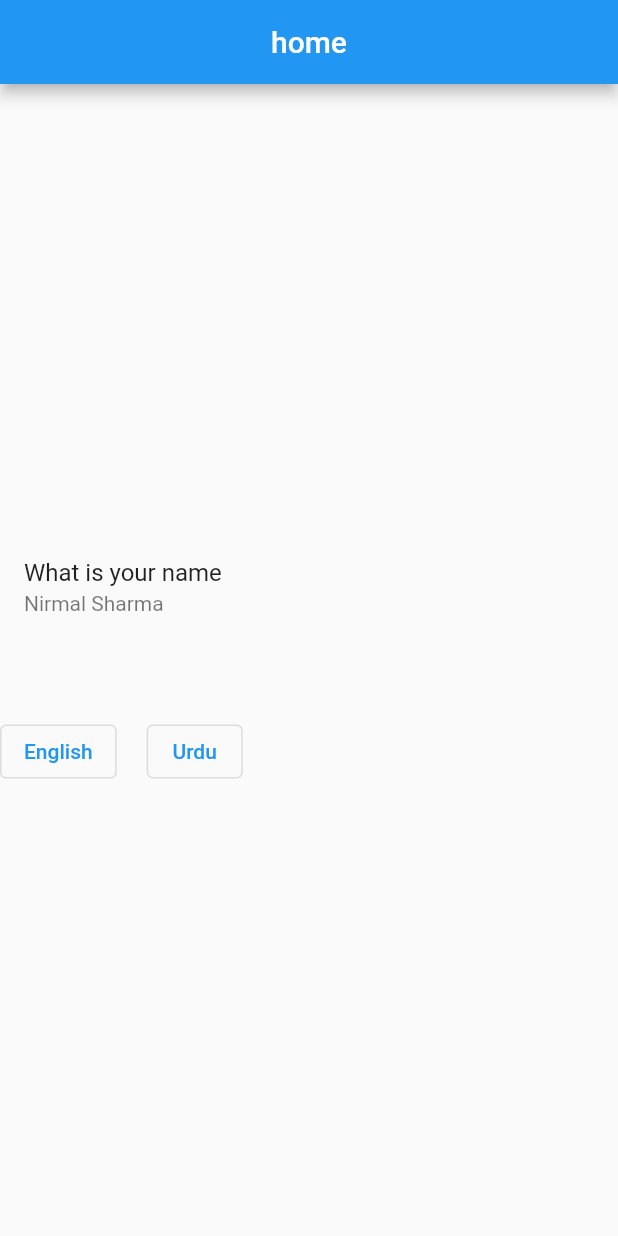
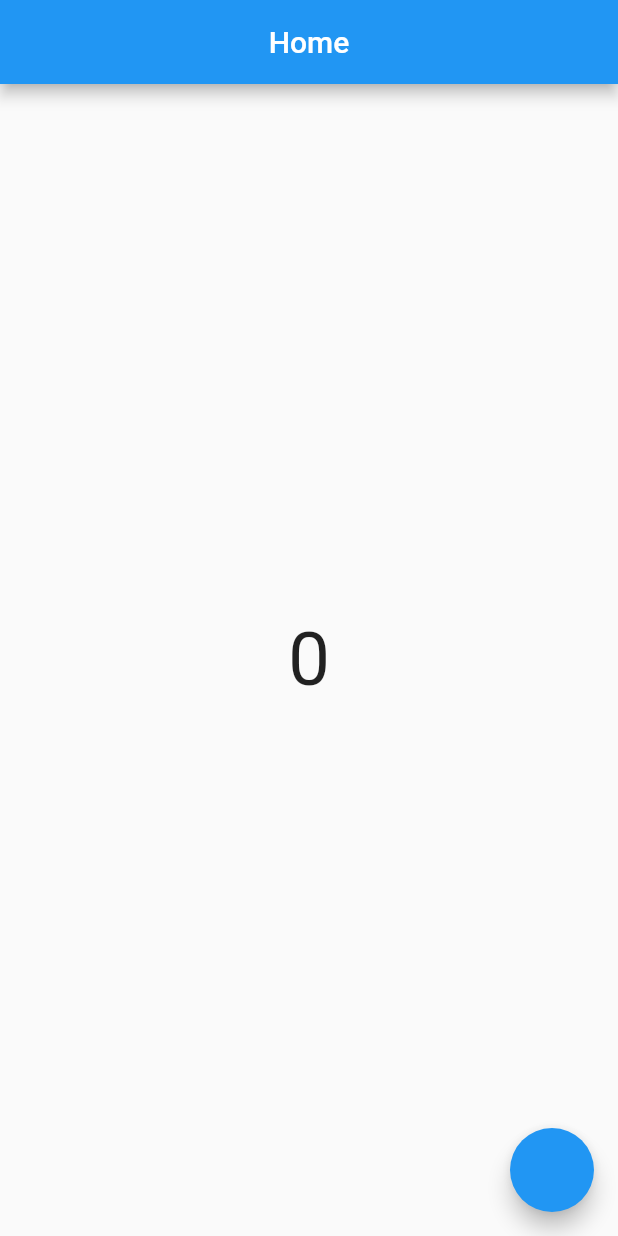
Before and after one commit to nirmal21332/get-x, a Flutter app: the screen it shows after launch, on a phone screen of 412 x 824 dp. Run offline on Flutter 3.47's test engine with Material 3 defaults, Android fonts, the phone set to English and light mode, and no system bars; our stand-ins replace get.

Commit message:
"Initial"

```diff
--- /dev/null
+++ b/lib/counter_controller.dart
@@ -0,0 +1,9 @@
+import 'package:get/get.dart';
+
+class CounterController extends GetxController{
+  RxInt count = 0.obs;
+void Increment(){
+  count.value++;
+  print(count.value);
+}
+}
--- a/lib/home_screen.dart
+++ b/lib/home_screen.dart
@@ -1,47 +1,36 @@
 import 'package:flutter/material.dart';
 import 'package:get/get.dart';
+import 'package:getx/counter_controller.dart';
 import 'package:getx/screentwo.dart';
 
 class HomeScreen extends StatefulWidget {
-  HomeScreen({super.key});
+  const HomeScreen({super.key});
 
   @override
   State<HomeScreen> createState() => _HomeScreenState();
 }
 
 class _HomeScreenState extends State<HomeScreen> {
+  final CounterController controller = Get.put(CounterController());
+
   @override
   Widget build(BuildContext context) {
+    print('Hello World');
     return Scaffold(
-        appBar: AppBar(
-          title: Text('home'),
-          centerTitle: true,
-        ),
-        body: Column(
-          mainAxisAlignment: MainAxisAlignment.center,
-          crossAxisAlignment: CrossAxisAlignment.center,
-          children: [
-            ListTile(
-              title: Text('message'.tr),
-              subtitle: Text('name'.tr),
-            ),
-            SizedBox(
-              height: 50,
-            ),
-            Row(
-              children: [
-                OutlinedButton(
-                    onPressed: () {
-                      Get.updateLocale(Locale('en', 'US'));
-                    },
-                    child: Text('English')),
-                SizedBox(width: 20,),
-                OutlinedButton(onPressed: () {
-                  Get.updateLocale(Locale('ur','PK'));
-                }, child: Text('Urdu')),
-              ],
-            )
-          ],
-        ));
+      appBar: AppBar(
+        title: const Text('Home'),
+        centerTitle: true,
+      ),
+      body: Center(
+        child:Obx((){
+          return Text(controller.count.toString(),style: TextStyle(fontSize: 50),);
+        }),
+      ),
+      floatingActionButton: FloatingActionButton(
+        onPressed: (){
+          controller.Increment();
+        },
+      ),
+    );
   }
 }
--- a/lib/main.dart
+++ b/lib/main.dart
@@ -17,9 +17,6 @@ class MyApp extends StatelessWidget {
     return GetMaterialApp(
       debugShowCheckedModeBanner: false,
       title: 'Flutter Demo',
-      locale:Locale('en','US') ,
-      fallbackLocale: Locale('en','US'),
-      translations: Language(),
       theme: ThemeData(
         primarySwatch: Colors.blue,
         primaryColor: Colors.blue,
```
